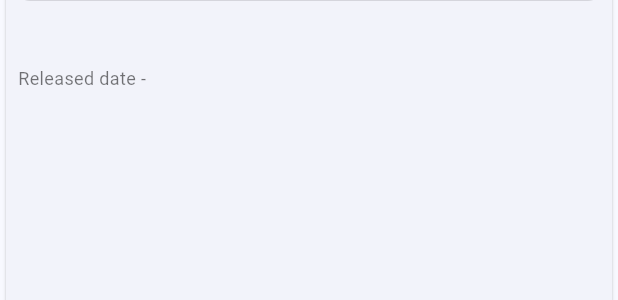
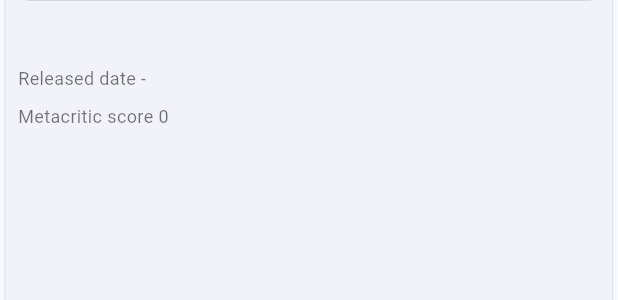
Before and after one commit to panjikrisnayasa/playstation-5-games, a Flutter app: the GameCard widget shown alone on an empty page, opened directly with empty values, on a phone screen of 412 x 824 dp. Shown: the part 167-467 px from the top of the screen. Run offline on Flutter 3.47's test engine with Material 3 defaults, Android fonts, the phone set to English and light mode, and no system bars; our stand-ins replace dio, flutter_riverpod, freezed_annotation; missing offline and left inert: http_proxy; generated files the repository leaves out were written again; network calls fail.

Commit message:
feat: add metacritic score to card

```diff
--- a/lib/app/data/games/model/game.dart
+++ b/lib/app/data/games/model/game.dart
@@ -22,7 +22,7 @@ class Game with _$Game {
     @Default(0) int ratingsCount,
     @Default(0) int reviewsTextCount,
     @Default(0) int added,
-    @JsonKey(name: 'metacritic') @Default(0) int metaCritic,
+    @Default(0) int metacritic,
     @Default(0) int playtime,
     @Default(0) int suggestionsCount,
     @TryParseDateTime() DateTime? updated,
--- a/lib/app/localizations/app_en.arb
+++ b/lib/app/localizations/app_en.arb
@@ -6,5 +6,6 @@
   "noImageAvailable": "No image available",
   "tryAgain": "Try Again",
   "failedToFetchData": "Failed to fetch data",
-  "loading": "Loading..."
+  "loading": "Loading...",
+  "metacriticScore": "Metacritic score"
 }
--- a/lib/features/game_list/widgets/game_card.dart
+++ b/lib/features/game_list/widgets/game_card.dart
@@ -47,6 +47,14 @@ class GameCard extends StatelessWidget {
                   fontSize: 12,
                 ),
               ),
+              const SizedBox(height: 8),
+              Text(
+                '${context.localizations.metacriticScore} ${game.metacritic}',
+                style: const TextStyle(
+                  color: Colors.black54,
+                  fontSize: 12,
+                ),
+              ),
             ],
           ),
         ),
```
Also changed, not shown: lib/app/data/games/model/game.freezed.dart, lib/app/data/games/model/game.g.dart, 1 other file.
